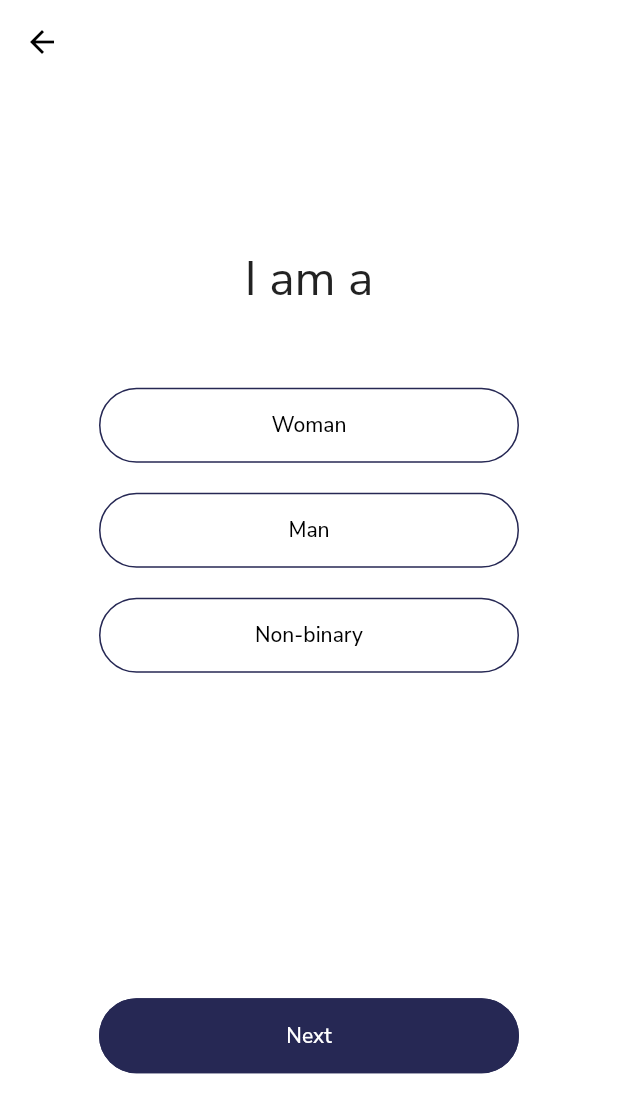
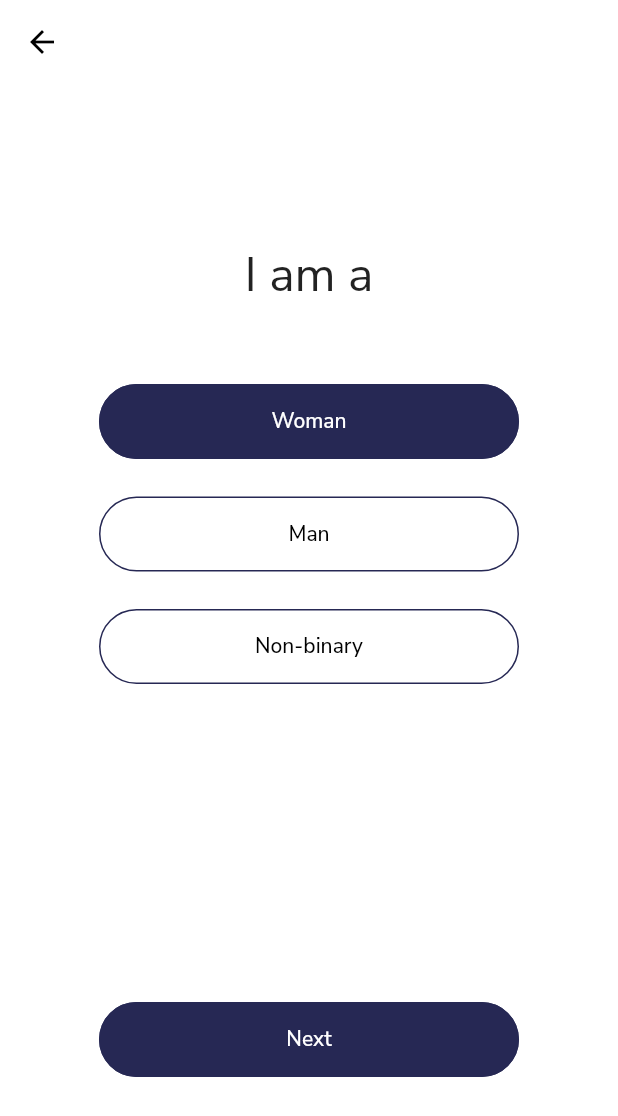
Before and after one commit to ekayy/alike_learning, a Flutter app: the SignUpGenderScreen screen opened by its route, after a tap on "Woman", on a phone screen of 412 x 824 dp. Shown: the top 1116 px of the screen. Run offline on Flutter 3.47's test engine with Material 2 defaults, Android fonts, the phone set to English and light mode, and no system bars; our stand-ins replace email_validator, flutter_multi_formatter, flutter_svg, google_fonts, pin_code_text_field.

Commit message:
Gender selection toggle

```diff
--- a/lib/src/auth/sign_up_gender_screen.dart
+++ b/lib/src/auth/sign_up_gender_screen.dart
@@ -8,7 +8,28 @@ class SignUpGenderScreen extends StatefulWidget {
 }
 
 class _SignUpGenderScreenState extends State<SignUpGenderScreen> {
-  List<bool> isSelected = [false, false, false];
+  List<String> buttonOptions = ['Woman', 'Man', 'Non-binary'];
+  List<bool> toggled = List<bool>.filled(3, false);
+
+  List<Widget> _buildButtons() {
+    return List.generate(toggled.length, (int index) {
+      return Column(
+        children: <Widget>[
+          const SizedBox(height: 25),
+          Button(
+            secondary: !toggled[index],
+            text: buttonOptions[index],
+            onPress: () {
+              setState(() {
+                toggled = List<bool>.filled(toggled.length, false);
+                toggled[index] = !toggled[index];
+              });
+            },
+          )
+        ],
+      );
+    }).toList();
+  }
 
   @override
   Widget build(BuildContext context) {
@@ -21,24 +42,8 @@ class _SignUpGenderScreenState extends State<SignUpGenderScreen> {
             Column(
               children: <Widget>[
                 Text('I am a', style: TextStyle(fontSize: 32)),
-                const SizedBox(height: 50),
-                Button(
-                  secondary: true,
-                  text: 'Woman',
-                  onPress: () {},
-                ),
-                const SizedBox(height: 20),
-                Button(
-                  secondary: true,
-                  text: 'Man',
-                  onPress: () {},
-                ),
-                const SizedBox(height: 20),
-                Button(
-                  secondary: true,
-                  text: 'Non-binary',
-                  onPress: () {},
-                ),
+                const SizedBox(height: 25),
+                ..._buildButtons(),
               ],
             ),
             Button(
```
